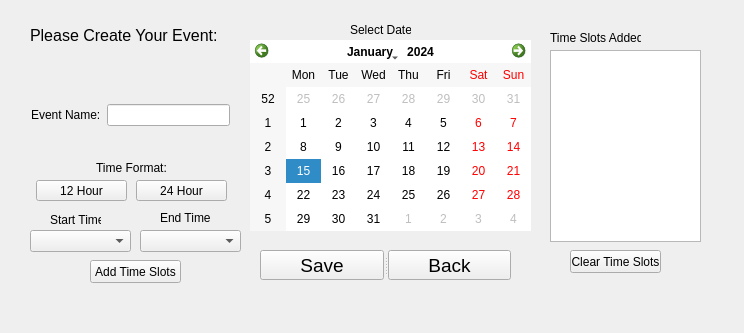
lanegramling/EventPlanner_Project, file EventPlanner/eventadminmode.ui: the form before one commit.
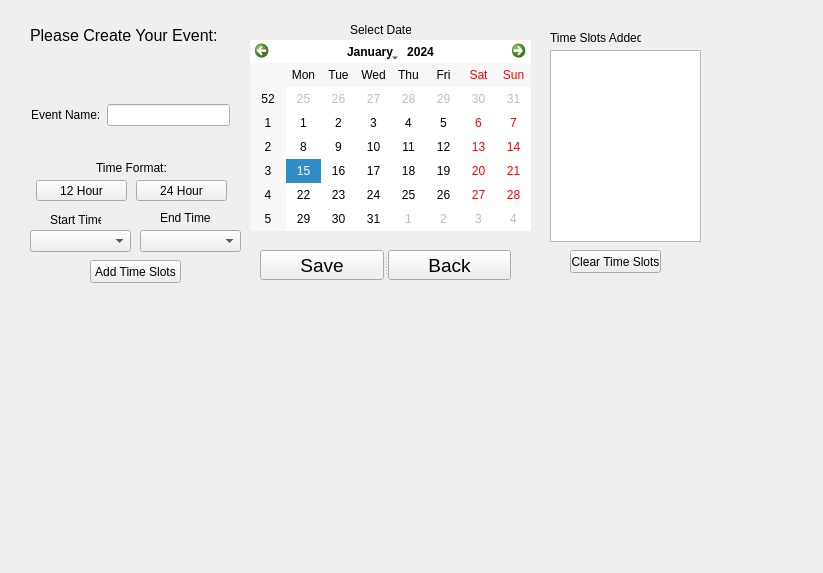
The form after the commit.

```diff
--- a/EventPlanner/eventadminmode.ui
+++ b/EventPlanner/eventadminmode.ui
@@ -6,8 +6,8 @@
    <rect>
     <x>0</x>
     <y>0</y>
-    <width>744</width>
-    <height>333</height>
+    <width>823</width>
+    <height>573</height>
    </rect>
   </property>
   <property name="sizePolicy">
```
Left out of the diff: 2 changed lines with no effect on the pictures.
